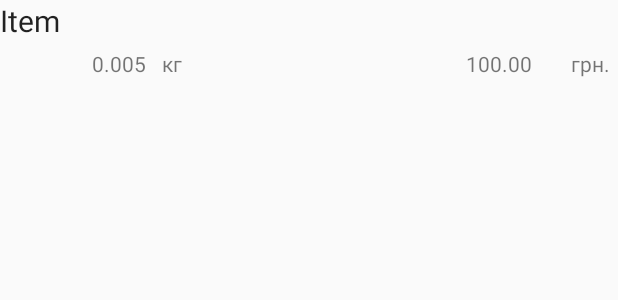
After one commit to ferdmanp/SmartShoppingList, an Android app: the layout item_shopping_list_ex_item.xml on its own in the app's theme, with its tools: preview values and no code run, on a phone screen of 412 x 824 dp. The commit adds this screen. Shown: the top 300 px of the screen. Run offline under Robolectric (Android 15) with nearby library versions, the phone set to English and light mode, and no system bars.

```diff
--- a/app/src/main/AndroidManifest.xml
+++ b/app/src/main/AndroidManifest.xml
@@ -20,7 +20,8 @@
         <activity android:name=".GroupsListActivity" />
         <activity android:name=".GoodsItemActivity" />
         <activity android:name=".GoodsCatalogActivityEx" />
-        <activity android:name=".FormNewGoodActivity"></activity>
+        <activity android:name=".FormNewGoodActivity" />
+        <activity android:name=".ShoppingListEditorActivity"></activity>
     </application>
 
 </manifest>
--- a/app/src/main/java/com/fknt/voltage/smartshoppinglist/Adapters/ExpandableCatalogAdapter.java
+++ b/app/src/main/java/com/fknt/voltage/smartshoppinglist/Adapters/ExpandableCatalogAdapter.java
@@ -132,7 +132,7 @@ public class ExpandableCatalogAdapter extends BaseExpandableListAdapter
         }
     }
 
-    //TODO Организовать удаление єлемента из дерева
+    //DONE Организовать удаление єлемента из дерева
     private boolean deleteFromTree(GoodsItem item)
     {
         boolean result = false;
--- /dev/null
+++ b/app/src/main/res/layout/item_shopping_list_ex_item.xml
@@ -0,0 +1,55 @@
+<?xml version="1.0" encoding="utf-8"?>
+<LinearLayout xmlns:android="http://schemas.android.com/apk/res/android"
+    xmlns:app="http://schemas.android.com/apk/res-auto"
+    android:orientation="vertical"
+    android:layout_width="match_parent"
+    android:layout_height="wrap_content"
+    >
+
+    <CheckedTextView
+        android:layout_width="match_parent"
+        android:layout_height="wrap_content"
+        android:textSize="@dimen/text_size_mid"
+        android:text="Item"
+        />
+    <LinearLayout
+        android:layout_width="match_parent"
+        android:layout_height="wrap_content"
+        android:orientation="horizontal"
+        android:visibility="visible"
+        android:weightSum="4">
+        <TextView
+            android:layout_width="0dp"
+            android:layout_height="wrap_content"
+            android:layout_weight="1"
+            android:text="0.005"
+            android:gravity="right"
+            android:padding="5dp"
+            />
+        <TextView
+            android:layout_width="0dp"
+            android:layout_height="wrap_content"
+            android:layout_weight="0.5"
+            android:text="кг"
+            android:padding="5dp"/>
+        <TextView
+            android:layout_width="0dp"
+            android:layout_height="wrap_content"
+            android:layout_weight="2"
+            android:text="100.00"
+            android:gravity="right"
+            android:padding="5dp"
+            />
+        <TextView
+            android:layout_width="0dp"
+            android:layout_height="wrap_content"
+            android:layout_weight="0.5"
+            android:text="грн."
+            android:padding="5dp"
+            android:gravity="right"/>
+    </LinearLayout>
+
+
+
+
+</LinearLayout>
```
Also changed, not shown: app/src/main/java/com/fknt/voltage/smartshoppinglist/Adapters/ExpandableShoppingListAdapter.java (added, +83 -0 lines), app/src/main/java/com/fknt/voltage/smartshoppinglist/MainActivity.java (+7 -1 lines), app/src/main/java/com/fknt/voltage/smartshoppinglist/ShoppingListEditorActivity.java (added, +13 -0 lines), app/src/main/res/layout/activity_shopping_list_editor.xml (added, +16 -0 lines), app/src/main/res/layout/item_shopping_list_ex_header.xml (added, +12 -0 lines).
